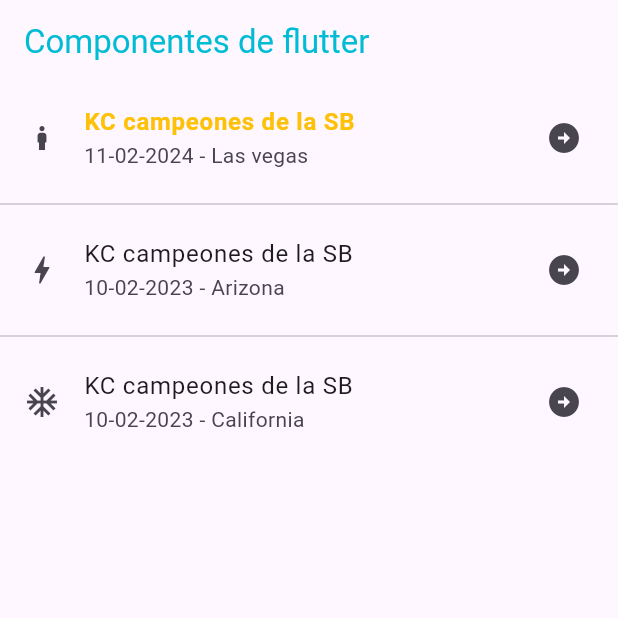
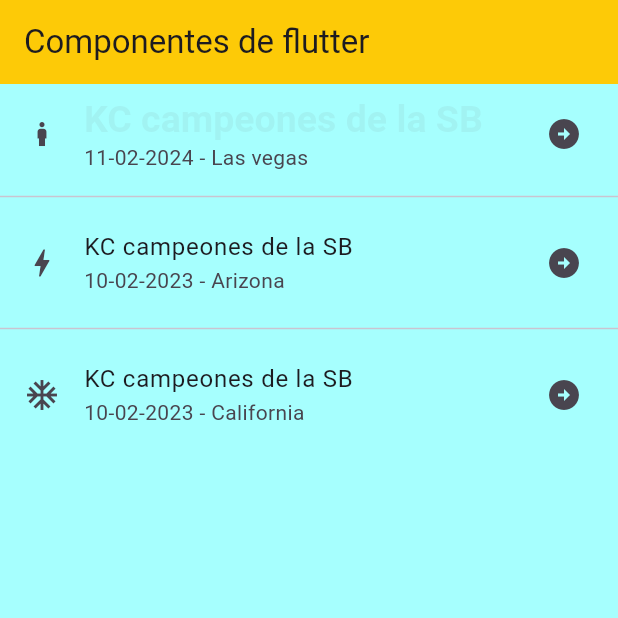
Before and after one commit to DiegoARomeroH/componentes_Flutter, a Flutter app: the screen it shows after launch, on a phone screen of 412 x 824 dp, the top half of it. Run offline on Flutter 3.47's test engine with Material 3 defaults, Android fonts, the phone set to English and light mode, and no system bars.

Commit message:
Creating a theme

```diff
--- a/lib/home_screen.dart
+++ b/lib/home_screen.dart
@@ -7,28 +7,27 @@
   Widget build(BuildContext context) {
     return Scaffold(
       appBar: AppBar(
-        title: const Text('Componentes de flutter', style: TextStyle(color: Colors.cyan),),
+        title: const Text('Componentes de flutter'),
       ),
         body: ListView(
-          children: const [
+          children: [
             ListTile(
-              leading: Icon(Icons.boy),
+              leading: const Icon(Icons.boy),
               title: Text('KC campeones de la SB',
-                     style: TextStyle(
-                     color: Colors.amber,
-                     fontWeight: FontWeight.bold),),
-              subtitle: Text('11-02-2024 - Las vegas'),
-              trailing: Icon(Icons.arrow_circle_right),
+              style: Theme.of(context).textTheme.headlineLarge,
+              ),
+              subtitle: const Text('11-02-2024 - Las vegas'),
+              trailing: const Icon(Icons.arrow_circle_right),
             ),
-            Divider(),
-            ListTile(
+            const Divider(),
+            const ListTile(
               leading:  Icon(Icons.bolt),
               title: Text('KC campeones de la SB'),
               subtitle: Text('10-02-2023 - Arizona'),
               trailing: Icon(Icons.arrow_circle_right),
             ),
-            Divider(),
-            ListTile(
+            const Divider(),
+            const ListTile(
               leading: Icon(Icons.ac_unit),
               title: Text('KC campeones de la SB'),
               subtitle: Text('10-02-2023 - California'),
--- a/lib/main_app.dart
+++ b/lib/main_app.dart
@@ -6,9 +6,22 @@
 
   @override
   Widget build(BuildContext context) {
-    return const MaterialApp(
+    return MaterialApp(
       debugShowCheckedModeBanner: false,
-      home: HomeScreen(),
+      home: const HomeScreen(),
+      theme: ThemeData(
+        scaffoldBackgroundColor: const Color.fromARGB(158, 111, 255, 253),
+        appBarTheme: const AppBarTheme(color: Color.fromARGB(248, 255, 200, 0)),
+        textTheme: const TextTheme(
+          headlineLarge: TextStyle(
+            color: Color.fromARGB(21, 110, 110, 110),
+            fontSize: 25.0,
+            fontWeight: FontWeight.bold,
+            fontFamily: 'sans-serif',
+          ),
+
+        ),
+      ),
     );
   }
 }
```
